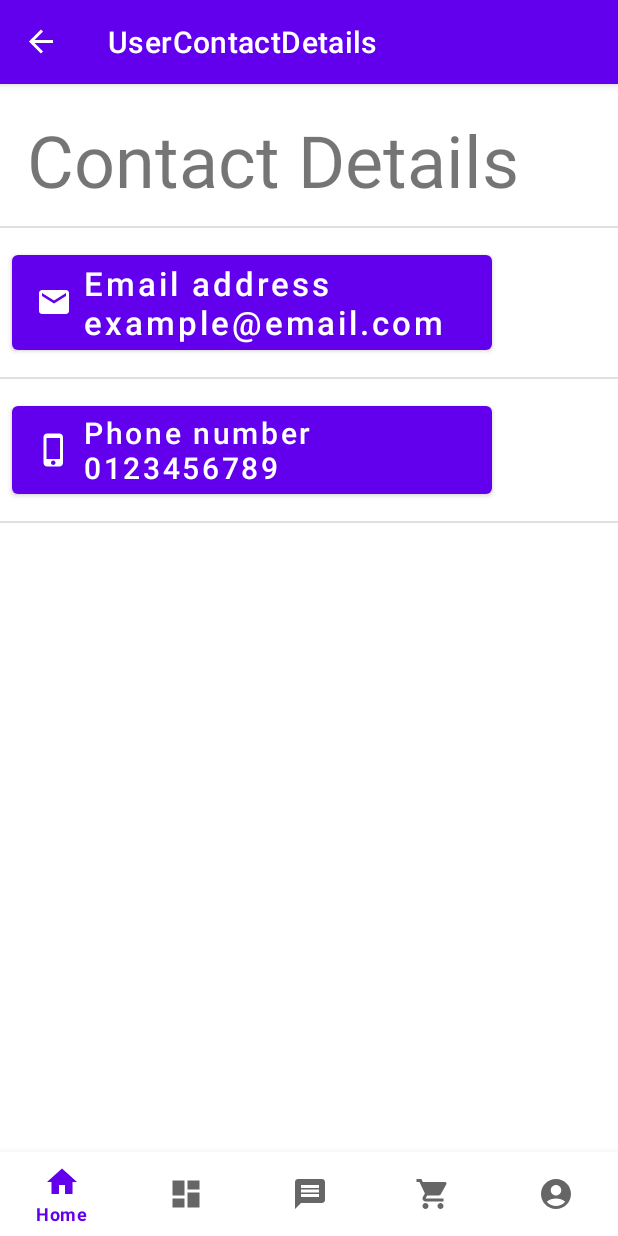
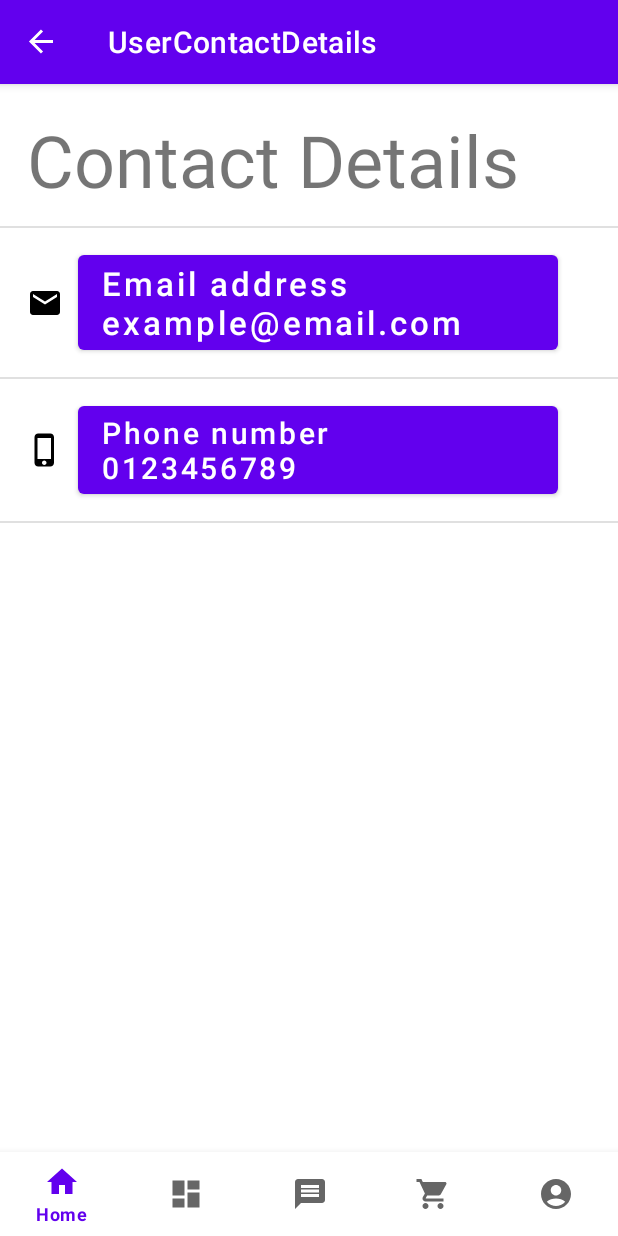
Before and after one commit to ChloeL01/CP3407---Assignment, an Android app: the UserContactDetails screen opened through its navigation route, on a phone screen of 412 x 824 dp. Run offline under Robolectric (Android 15) with nearby library versions, the phone set to English and light mode, and no system bars; our stand-ins replace data binding, navigation-ui.

Commit message:
Updated buttons on contact details page

```diff
--- a/CP3407Assignment/app/src/main/res/drawable/ic_email_24.xml
+++ b/CP3407Assignment/app/src/main/res/drawable/ic_email_24.xml
@@ -1,4 +1,4 @@
-<vector android:height="24dp" android:tint="#FFFFFF"
+<vector android:height="24dp" android:tint="#000000"
     android:viewportHeight="24" android:viewportWidth="24"
     android:width="24dp" xmlns:android="http://schemas.android.com/apk/res/android">
     <path android:fillColor="@android:color/white" android:pathData="M20,4L4,4c-1.1,0 -1.99,0.9 -1.99,2L2,18c0,1.1 0.9,2 2,2h16c1.1,0 2,-0.9 2,-2L22,6c0,-1.1 -0.9,-2 -2,-2zM20,8l-8,5 -8,-5L4,6l8,5 8,-5v2z"/>
--- a/CP3407Assignment/app/src/main/res/drawable/ic_phone.xml
+++ b/CP3407Assignment/app/src/main/res/drawable/ic_phone.xml
@@ -1,4 +1,4 @@
-<vector android:height="24dp" android:tint="#FFFFFF"
+<vector android:height="24dp" android:tint="#000000"
     android:viewportHeight="24" android:viewportWidth="24"
     android:width="24dp" xmlns:android="http://schemas.android.com/apk/res/android">
     <path android:fillColor="@android:color/white" android:pathData="M15.5,1h-8C6.12,1 5,2.12 5,3.5v17C5,21.88 6.12,23 7.5,23h8c1.38,0 2.5,-1.12 2.5,-2.5v-17C18,2.12 16.88,1 15.5,1zM11.5,22c-0.83,0 -1.5,-0.67 -1.5,-1.5s0.67,-1.5 1.5,-1.5 1.5,0.67 1.5,1.5 -0.67,1.5 -1.5,1.5zM16,18L7,18L7,4h9v14z"/>
--- a/CP3407Assignment/app/src/main/res/layout/fragment_user_contact_details.xml
+++ b/CP3407Assignment/app/src/main/res/layout/fragment_user_contact_details.xml
@@ -6,7 +6,7 @@
 
     </data>
 
-    <LinearLayout
+    <androidx.constraintlayout.widget.ConstraintLayout
         android:id="@+id/user_details_constraint"
         android:layout_width="match_parent"
         android:layout_height="match_parent"
@@ -35,15 +35,14 @@
             android:id="@+id/email_address"
             android:layout_width="320dp"
             android:layout_height="wrap_content"
-            android:layout_marginStart="8dp"
             android:layout_marginTop="12dp"
+            android:layout_marginStart="10dp"
             android:gravity="start"
             android:text="Email address\nexample@email.com"
-            android:drawableLeft="@drawable/ic_email_24"
             android:textAllCaps="false"
             android:textSize="22sp"
             android:typeface="normal"
-            app:layout_constraintStart_toEndOf="@+id/email_icon"
+            app:layout_constraintStart_toEndOf="@+id/email_ic"
             app:layout_constraintTop_toBottomOf="@+id/contact_title_divider" />
 
         <com.google.android.material.divider.MaterialDivider
@@ -58,15 +57,14 @@
             android:id="@+id/phone_number"
             android:layout_width="320dp"
             android:layout_height="wrap_content"
-            android:layout_marginStart="8dp"
             android:layout_marginTop="12dp"
             android:gravity="start"
             android:text="Phone number\n0123456789"
-            android:drawableLeft="@drawable/ic_phone"
+            android:layout_marginStart="10dp"
             android:textAllCaps="false"
             android:textSize="20sp"
             android:typeface="normal"
-            app:layout_constraintStart_toEndOf="@+id/phone_icon"
+            app:layout_constraintStart_toEndOf="@+id/phone_ic"
             app:layout_constraintTop_toBottomOf="@+id/email_divider" />
 
 
@@ -78,5 +76,24 @@
             app:layout_constraintStart_toStartOf="parent"
             app:layout_constraintTop_toBottomOf="@+id/phone_number" />
 
-    </LinearLayout>
+        <ImageView
+            android:id="@+id/email_ic"
+            android:layout_width="wrap_content"
+            android:layout_height="wrap_content"
+
+            app:layout_constraintBottom_toBottomOf="@+id/email_address"
+            app:layout_constraintStart_toStartOf="@+id/contact_title"
+            app:layout_constraintTop_toTopOf="@+id/email_address"
+            app:srcCompat="@drawable/ic_email_24" />
+
+        <ImageView
+            android:id="@+id/phone_ic"
+            android:layout_width="wrap_content"
+            android:layout_height="wrap_content"
+            app:layout_constraintBottom_toBottomOf="@+id/phone_number"
+            app:layout_constraintStart_toStartOf="@+id/email_ic"
+            app:layout_constraintTop_toTopOf="@+id/phone_number"
+            app:srcCompat="@drawable/ic_phone" />
+
+    </androidx.constraintlayout.widget.ConstraintLayout>
 </layout>
```
